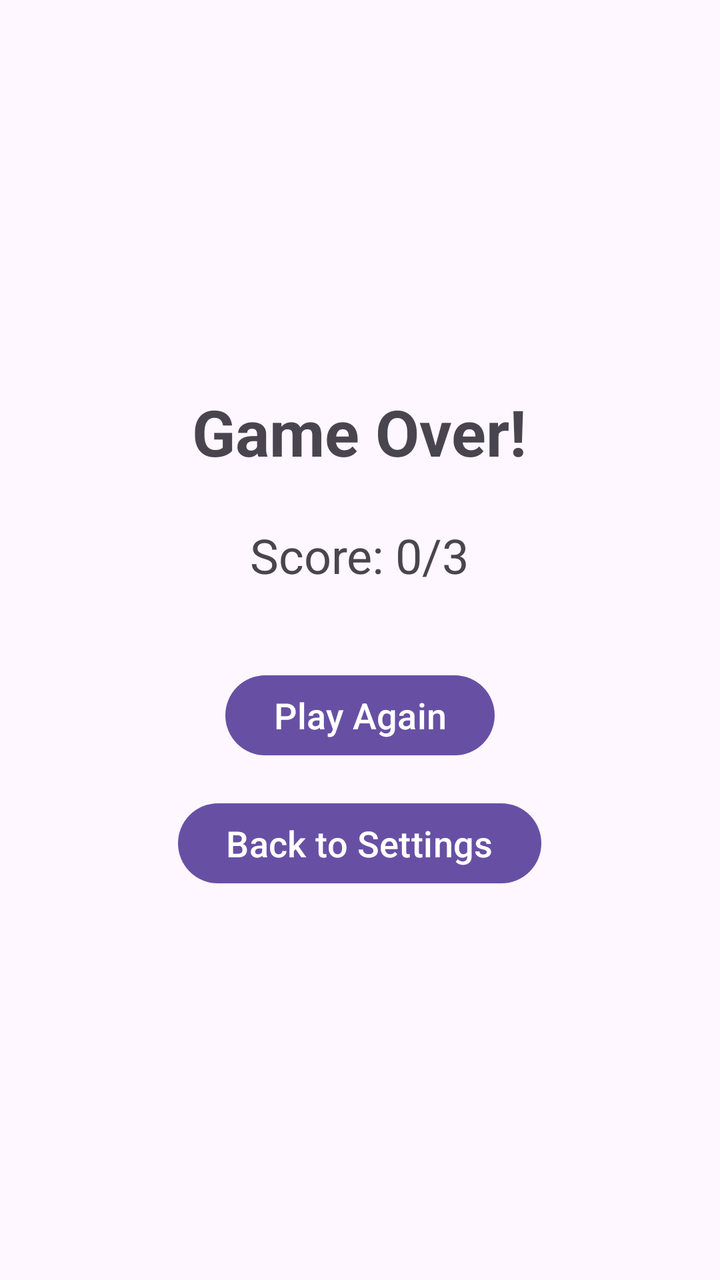
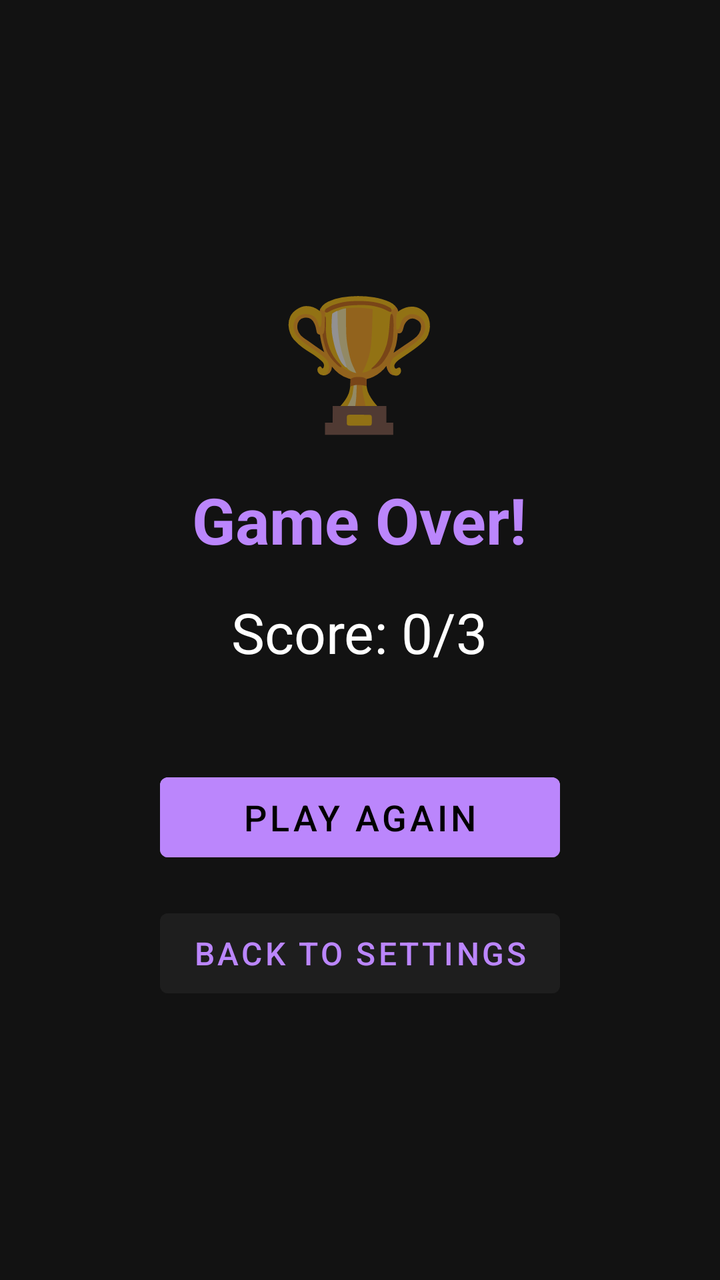

The first picture is an Android layout as it rendered before a commit; the second is the same layout after the commit. The layout source and the unified diff follow.
<!-- AndroidManifest.xml: application theme Theme.BrainQuiz -->
<!-- res/layout/activity_result.xml -->
<?xml version="1.0" encoding="utf-8"?>
<LinearLayout xmlns:android="http://schemas.android.com/apk/res/android"
    android:layout_width="match_parent"
    android:layout_height="match_parent"
    android:orientation="vertical"
    android:gravity="center"
    android:padding="24dp">

    <TextView
        android:layout_width="wrap_content"
        android:layout_height="wrap_content"
        android:text="Game Over!"
        android:textSize="32sp"
        android:textStyle="bold"
        android:layout_marginBottom="24dp"/>

    <TextView
        android:id="@+id/tvFinalScore"
        android:layout_width="wrap_content"
        android:layout_height="wrap_content"
        android:text="Score: 0/3"
        android:textSize="24sp"
        android:layout_marginBottom="40dp"/>

    <Button
        android:id="@+id/btnPlayAgain"
        android:layout_width="wrap_content"
        android:layout_height="wrap_content"
        android:text="Play Again"
        android:textSize="18sp"
        android:layout_marginBottom="16dp"/>

    <Button
        android:id="@+id/btnBack"
        android:layout_width="wrap_content"
        android:layout_height="wrap_content"
        android:text="Back to Settings"
        android:textSize="18sp"/>

</LinearLayout>
<!-- resources referenced by this layout -->
<resources>
  <style name="Theme.BrainQuiz" parent="Base.Theme.BrainQuiz" />
  <style name="Base.Theme.BrainQuiz" parent="Theme.Material3.DayNight.NoActionBar">
          
          
      </style>
</resources>

<!-- the commit's change to res/layout/activity_result.xml (unified diff, before → after) -->
@@ -4,37 +4,54 @@
     android:layout_height="match_parent"
     android:orientation="vertical"
     android:gravity="center"
-    android:padding="24dp">
+    android:padding="24dp"
+    android:background="#121212">
 
     <TextView
+        android:layout_width="wrap_content"
+        android:layout_height="wrap_content"
+        android:text="🏆"
+        android:textSize="64sp"
+        android:layout_marginBottom="16dp"/>
+
+    <TextView
+        android:id="@+id/tvGameOver"
         android:layout_width="wrap_content"
         android:layout_height="wrap_content"
         android:text="Game Over!"
         android:textSize="32sp"
         android:textStyle="bold"
-        android:layout_marginBottom="24dp"/>
+        android:textColor="#BB86FC"
+        android:layout_marginBottom="16dp"/>
 
     <TextView
         android:id="@+id/tvFinalScore"
         android:layout_width="wrap_content"
         android:layout_height="wrap_content"
         android:text="Score: 0/3"
-        android:textSize="24sp"
-        android:layout_marginBottom="40dp"/>
+        android:textSize="28sp"
+        android:textColor="#FFFFFF"
+        android:layout_marginBottom="48dp"/>
 
     <Button
         android:id="@+id/btnPlayAgain"
-        android:layout_width="wrap_content"
-        android:layout_height="wrap_content"
+        android:layout_width="200dp"
+        android:layout_height="52dp"
         android:text="Play Again"
         android:textSize="18sp"
+        android:textColor="#000000"
+        android:backgroundTint="#BB86FC"
+        android:stateListAnimator="@null"
         android:layout_marginBottom="16dp"/>
 
     <Button
         android:id="@+id/btnBack"
-        android:layout_width="wrap_content"
-        android:layout_height="wrap_content"
+        android:layout_width="200dp"
+        android:layout_height="52dp"
         android:text="Back to Settings"
-        android:textSize="18sp"/>
+        android:textSize="16sp"
+        android:textColor="#BB86FC"
+        android:backgroundTint="#1E1E1E"
+        android:stateListAnimator="@null"/>
 
 </LinearLayout>
<!-- resource entries referenced after the edit -->
@@ -1,9 +1,13 @@
 <!-- resources referenced by this layout -->
 <resources>
-  <style name="Theme.BrainQuiz" parent="Base.Theme.BrainQuiz" />
-  <style name="Base.Theme.BrainQuiz" parent="Theme.Material3.DayNight.NoActionBar">
-          
-          
+  <style name="Theme.BrainQuiz" parent="Theme.MaterialComponents.DayNight.NoActionBar">
+          <item name="colorPrimary">#BB86FC</item>
+          <item name="colorPrimaryVariant">#3700B3</item>
+          <item name="colorOnPrimary">#000000</item>
+          <item name="colorSecondary">#03DAC6</item>
+          <item name="android:windowBackground">#121212</item>
+          <item name="android:textColorPrimary">#FFFFFF</item>
+          <item name="android:textColorSecondary">#BBBBBB</item>
       </style>
 </resources>
 
